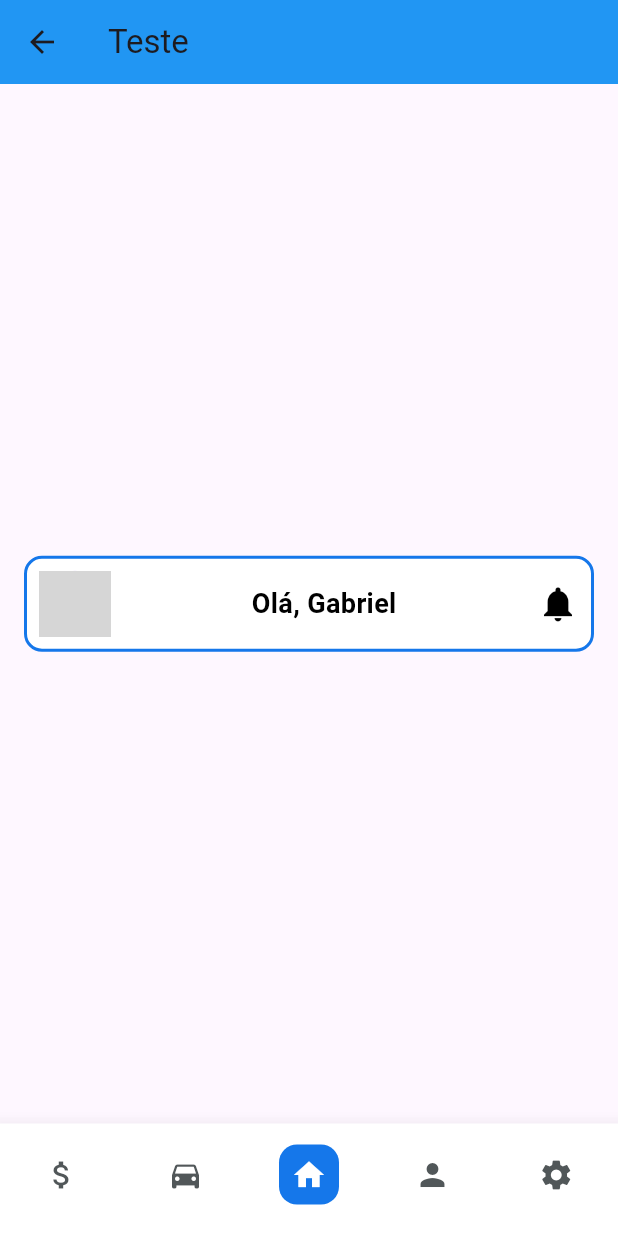
After one commit to GabrielBandoch/APP-PAC2024, a Flutter app: the TestePage screen opened by its route, on a phone screen of 412 x 824 dp. The commit adds this screen. Run offline on Flutter 3.47's test engine with Material 3 defaults, Android fonts, the phone set to English and light mode, and no system bars; network calls fail; grey boxes are pictures that could not be loaded.

Commit message:
Criação da navigationBar e userGretting
NavigationBar: Implementadas duas versões: a versão completa para o condutor e a versão reduzida para o responsável.
UserGreeting: Finalizada a criação do componente de boas-vindas ao usuário;

```diff
--- a/lib/main.dart
+++ b/lib/main.dart
@@ -4,6 +4,7 @@ import 'package:pac20242/presetation/pages/login_screen.dart';
 import 'package:pac20242/presetation/pages/register_screen.dart';
 import 'package:pac20242/presetation/pages/completeProfile_screen.dart';
 import 'package:pac20242/presetation/pages/selectRole_screen.dart';
+import 'package:pac20242/presetation/pages/teste.dart';
 
 void main() {
   runApp(MaterialApp(
@@ -14,6 +15,7 @@ void main() {
       '/register': (context) => RegisterScreen(),
       '/complete_profile': (context) => CompleteProfileScreen(),
       '/select_role': (context) => SelectRoleScreen(),
+      '/teste': (context) => TestePage(),
     },
   ));
 }
--- /dev/null
+++ b/lib/presetation/pages/teste.dart
@@ -0,0 +1,43 @@
+import 'package:flutter/material.dart';
+import '../widgets/navigationBarComplete.dart';
+import '../widgets/userGretting.dart';
+
+class TestePage extends StatefulWidget {
+  @override
+  _TestePageState createState() => _TestePageState();
+}
+
+class _TestePageState extends State<TestePage> {
+  int _selectedIndex = 2;
+
+  void _onItemTapped(int index) {
+    setState(() {
+      _selectedIndex = index;
+    });
+  }
+
+  @override
+  Widget build(BuildContext context) {
+    return Scaffold(
+      appBar: AppBar(
+        title: Text("Teste"),
+        backgroundColor: Colors.blue,
+      ),
+      body: Center(
+        child: Column(
+          mainAxisAlignment: MainAxisAlignment.center,
+          children: [
+            UserGreeting(
+              userName: "Gabriel",
+              avatarUrl: '../../../assets/images/avatar.png', // adicionar algum avatar padrão
+            ),
+          ],
+        ),
+      ),
+      bottomNavigationBar: NavigationBarComplete(
+        selectedIndex: _selectedIndex,
+        onTap: _onItemTapped,
+      ),
+    );
+  }
+}
--- a/lib/presetation/widgets/header.dart
+++ /dev/null
@@ -1 +0,0 @@
-// avatar | nome | notificação
--- /dev/null
+++ b/lib/presetation/widgets/navigationBarComplete.dart
@@ -0,0 +1,80 @@
+import 'package:flutter/material.dart';
+import 'package:pac20242/presetation/pages/teste.dart';
+
+class NavigationBarComplete extends StatelessWidget {
+  final int selectedIndex;
+  final Function(int) onTap;
+
+  NavigationBarComplete({required this.selectedIndex, required this.onTap});
+
+  @override
+  Widget build(BuildContext context) {
+    return BottomNavigationBar(
+      currentIndex: selectedIndex,
+      onTap: (index) {
+        switch (index) {
+          case 0:
+            Navigator.pushNamed(context, '/teste');
+            break;
+          case 1:
+            Navigator.pushNamed(context, '/teste');
+            break;
+          case 2:
+            Navigator.pushNamed(context, '/teste');
+            break;
+          case 3:
+            Navigator.pushNamed(context, '/teste');
+            break;
+          case 4:
+            Navigator.pushNamed(context, '/teste');
+            break;
+        }
+        onTap(index);
+      },
+      items: [
+        BottomNavigationBarItem(
+          icon: _buildIcon(Icons.attach_money, 0),
+          label: '',
+        ),
+        BottomNavigationBarItem(
+          icon: _buildIcon(Icons.directions_car, 1),
+          label: '',
+        ),
+        BottomNavigationBarItem(
+          icon: _buildIcon(Icons.home, 2),
+          label: '',
+        ),
+        BottomNavigationBarItem(
+          icon: _buildIcon(Icons.person, 3),
+          label: '',
+        ),
+        BottomNavigationBarItem(
+          icon: _buildIcon(Icons.settings, 4),
+          label: '',
+        ),
+      ],
+      selectedItemColor: Colors.white,
+      unselectedItemColor: Color(0xFF515759),
+      showSelectedLabels: false,
+      showUnselectedLabels: false,
+      backgroundColor: Colors.white,
+      type: BottomNavigationBarType.fixed,
+      elevation: 10,
+    );
+  }
+
+  Widget _buildIcon(IconData icon, int index) {
+    bool isSelected = selectedIndex == index;
+    return Container(
+      padding: EdgeInsets.all(8.0),
+      decoration: BoxDecoration(
+        color: isSelected ? Color(0xFF1577EA) : Colors.transparent,
+        borderRadius: BorderRadius.circular(12),
+      ),
+      child: Icon(
+        icon,
+        color: isSelected ? Colors.white : Color(0xFF515759),
+      ),
+    );
+  }
+}
--- /dev/null
+++ b/lib/presetation/widgets/userGretting.dart
@@ -0,0 +1,52 @@
+import 'package:flutter/material.dart';
+
+class UserGreeting extends StatelessWidget {
+  final String userName;
+  final String avatarUrl;
+
+  UserGreeting({required this.userName, required this.avatarUrl});
+
+  @override
+  Widget build(BuildContext context) {
+    return Container(
+      width: 380,
+      height: 64,
+      decoration: BoxDecoration(
+        borderRadius: BorderRadius.circular(12),
+        border: Border.all(
+          color: Color(0xFF1577EA),
+          width: 2,
+        ),
+        color: Colors.white,
+      ),
+      child: Row(
+        mainAxisAlignment: MainAxisAlignment.spaceBetween,
+        children: [
+          Padding(
+            padding: const EdgeInsets.all(8.0),
+            child: CircleAvatar(
+              backgroundImage: NetworkImage(avatarUrl),
+              radius: 24,
+            ),
+          ),
+          Text(
+            'Olá, $userName',
+            style: TextStyle(
+              fontSize: 18,
+              fontWeight: FontWeight.bold,
+              color: Colors.black,
+            ),
+          ),
+          Padding(
+            padding: const EdgeInsets.all(8.0),
+            child: Icon(
+              Icons.notifications,
+              color: Colors.black,
+              size: 28,
+            ),
+          ),
+        ],
+      ),
+    );
+  }
+}
```
Also changed, not shown: lib/presetation/widgets/navigationBarReduced.dart (added, +66 -0 lines), lib/presetation/widgets/navigationBar.dart (deleted).
